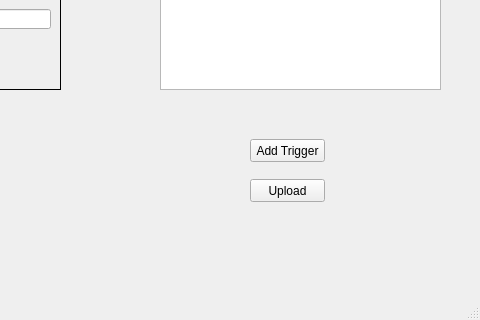
AJEdwards314/UIShowEditor, file behaviorprogramming.ui: the form before one commit; both pictures show x 320 to 800 and y 280 to 600 of the 800 by 600 pixel window.
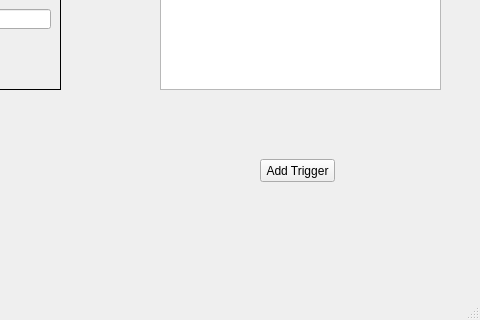
The form after the commit. Icons and pictures are not drawn.

What changed in the file:
```diff
--- a/behaviorprogramming.ui
+++ b/behaviorprogramming.ui
@@ -97,8 +97,8 @@
    <widget class="QPushButton" name="addTrigger">
     <property name="geometry">
      <rect>
-      <x>570</x>
-      <y>400</y>
+      <x>580</x>
+      <y>420</y>
       <width>75</width>
       <height>23</height>
      </rect>
@@ -107,19 +107,6 @@
      <string>Add Trigger</string>
     </property>
    </widget>
-   <widget class="QPushButton" name="upload">
-    <property name="geometry">
-     <rect>
-      <x>570</x>
-      <y>440</y>
-      <width>75</width>
-      <height>23</height>
-     </rect>
-    </property>
-    <property name="text">
-     <string>Upload</string>
-    </property>
-   </widget>
    <widget class="QLabel" name="inputTypeLabel">
     <property name="geometry">
      <rect>
```
Left out of the diff: 7 changed lines with no effect on the pictures.
